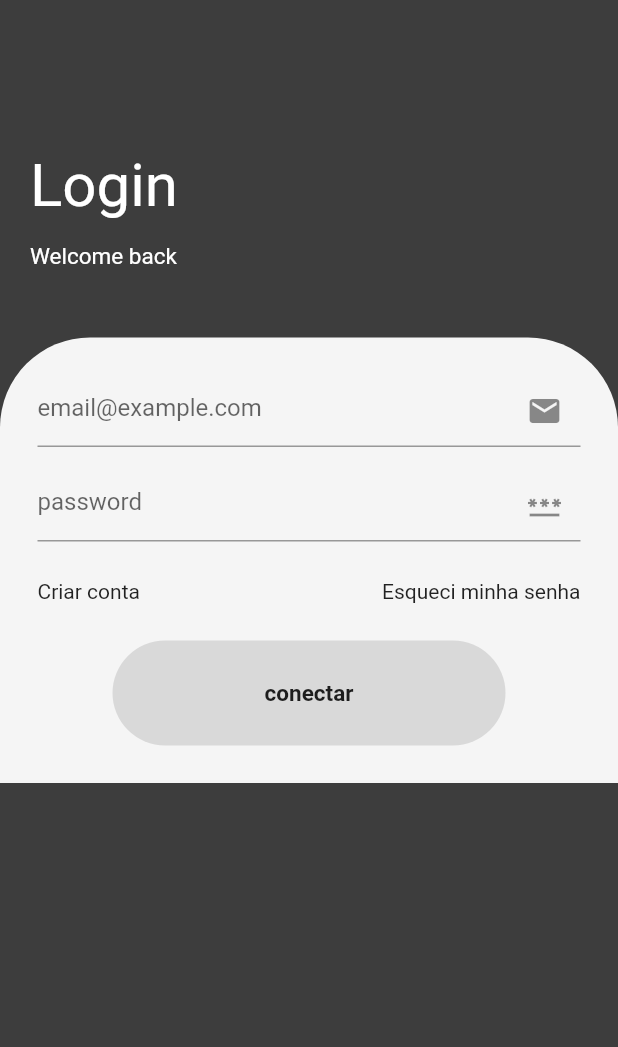
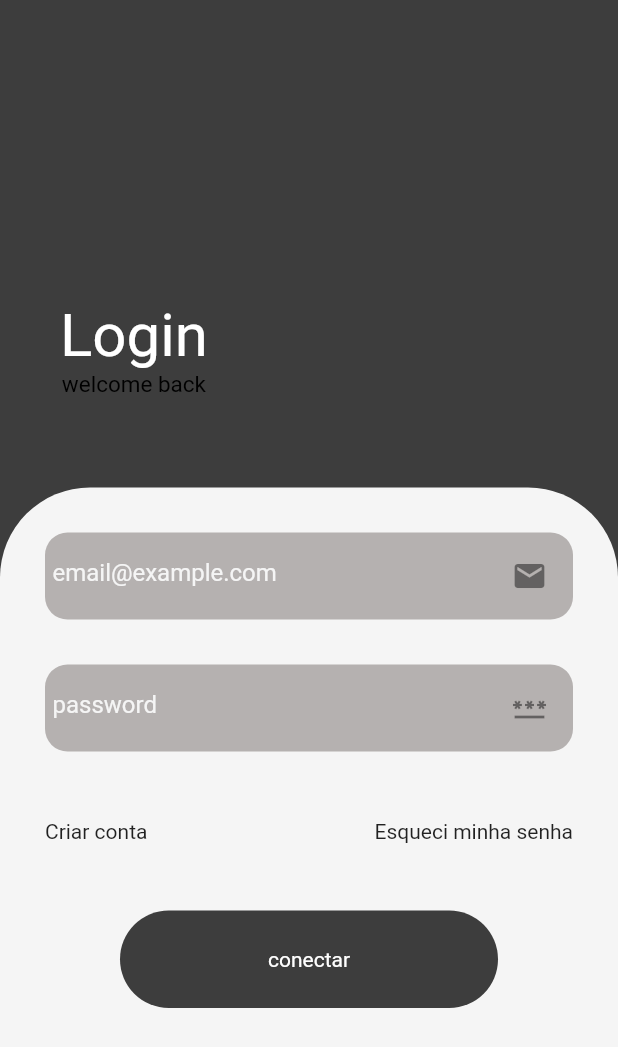
Before and after one commit to marcelosoa/review_projects, a Flutter app: the screen it shows after launch, on a phone screen of 412 x 824 dp. Shown: the top 1047 px of the screen. Run offline on Flutter 3.47's test engine with Material 2 defaults, Android fonts, the phone set to English and light mode, and no system bars; our stand-ins replace google_fonts.

Commit message:
fix: some issues on loginpage

```diff
--- a/lib/app/modules/auth/login/login_page.dart
+++ b/lib/app/modules/auth/login/login_page.dart
@@ -15,96 +15,123 @@ class _LoginPageState extends State<LoginPage> {
   Widget build(BuildContext context) {
     return Scaffold(
       backgroundColor: const Color(0XFF3D3D3D),
-      body: SafeArea(
-        child: SingleChildScrollView(
+      body: Container(
+        width: double.infinity,
         child: Column(
           crossAxisAlignment: CrossAxisAlignment.start,
           children: <Widget>[
             const SizedBox(height: 80),
-              Padding(
-                padding: const EdgeInsets.all(20),
+            const Padding(
+              padding: EdgeInsets.all(20),
               child: Column(
                 crossAxisAlignment: CrossAxisAlignment.start,
+                children: <Widget>[
+                  SizedBox(height: 80),
+                  Padding(
+                    padding: EdgeInsets.all(20),
+                    child: Column(
                       children: [
+                        Text('Login',
+                            style: TextStyle(
+                                color: Color(0XFFFFFFFF), fontSize: 40)),
                         Text(
-                      'Login',
-                      style: TextStyle(color: Colors.white, fontSize: 40),
+                          'welcome back',
+                          style: TextStyle(color: Colors.black, fontSize: 15),
+                        )
+                      ],
                     ),
-                    SizedBox(height: 15),
-                    Text(
-                      'Welcome back',
-                      style: TextStyle(color: Colors.white, fontSize: 15),
-                    ),
+                  )
                 ],
               ),
             ),
-              const SizedBox(height: 25),
-              Container(
+            const SizedBox(height: 20),
+            Expanded(
+              child: Container(
                 decoration: const BoxDecoration(
+                  color: Color(0XFFF5F5F5),
                   borderRadius: BorderRadius.only(
                     topLeft: Radius.circular(60),
                     topRight: Radius.circular(60),
                   ),
-                  color: Color(0XFFF5F5F5),
                 ),
+                child: SingleChildScrollView(
                   child: Padding(
-                  padding: const EdgeInsets.symmetric(horizontal: 25),
+                    padding: const EdgeInsets.all(30),
                     child: Column(
-                    children: [
-                      SizedBox(height: 25),
-                      TextFormField(
-                        decoration: const InputDecoration(
+                      children: <Widget>[
+                        Container(
+                          padding: const EdgeInsets.all(5),
+                          decoration: BoxDecoration(
+                            color: Color(0XFFb5b1b0),
+                            borderRadius: BorderRadius.circular(15),
+                          ),
+                          child: const TextField(
+                            decoration: InputDecoration(
+                              hintText: 'email@example.com',
                               suffixIcon: Icon(Icons.email),
-                          hintText: 'email@example.com',
+                              hintStyle: TextStyle(color: Color(0XFFF5F5F5)),
+                              border: InputBorder.none,
                             ),
                           ),
-                      const SizedBox(height: 15),
-                      TextFormField(
-                        decoration: const InputDecoration(
+                        ),
+                        const SizedBox(height: 15), // Adiciona um espaço
+                        const SizedBox(height: 15), // Adiciona um espaço
+                        Container(
+                          padding: const EdgeInsets.all(5),
+                          decoration: BoxDecoration(
+                            color: Color(0XFFb5b1b0),
+                            borderRadius: BorderRadius.circular(15),
+                          ),
+                          child: const TextField(
+                            decoration: InputDecoration(
                               hintText: 'password',
-                          suffixIcon: Icon(Icons.password),
+                              suffixIcon: Icon(Icons.password_outlined),
+                              hintStyle: TextStyle(color: Color(0xffF5F5F5)),
+                              border: InputBorder.none,
                             ),
                           ),
-                      const SizedBox(height: 25),
+                        ),
+                        const SizedBox(height: 45),
                         Row(
                           mainAxisAlignment: MainAxisAlignment.spaceBetween,
-                        children: const [
-                          Text('Criar conta'),
-                          Text('Esqueci minha senha'),
+                          children: [
+                            GestureDetector(
+                              onTap: () {},
+                              child: const Text('Criar conta'),
+                            ),
+                            GestureDetector(
+                              onTap: () {},
+                              child: const Text('Esqueci minha senha'),
+                            ),
                           ],
                         ),
-                      const SizedBox(height: 25),
+                        const SizedBox(height: 45),
                         GestureDetector(
-                        onTap: () {
-                          print('cliquei');
-                        },
+                          onTap: () {},
                           child: Container(
-                          height: 70,
+                            height: 65,
                             margin: const EdgeInsets.symmetric(horizontal: 50),
                             decoration: BoxDecoration(
                               borderRadius: BorderRadius.circular(50),
-                            color: const Color(0XFFD9D9D9),
+                              color: const Color(0XFF3D3D3D),
                             ),
-                          child: Center(
+                            child: const Center(
                               child: Text(
                                 'conectar',
-                              style: TextStyle(
-                                fontWeight: FontWeight.bold,
-                                fontSize: 15,
+                                style: TextStyle(color: Colors.white),
                               ),
                             ),
                           ),
+                        )
+                      ],
                     ),
                   ),
-                      const SizedBox(height: 25),
-                    ],
                 ),
               ),
             ),
           ],
         ),
       ),
-      ),
     );
   }
 }
```
Lines whose indentation alone changed are shown as unchanged.
